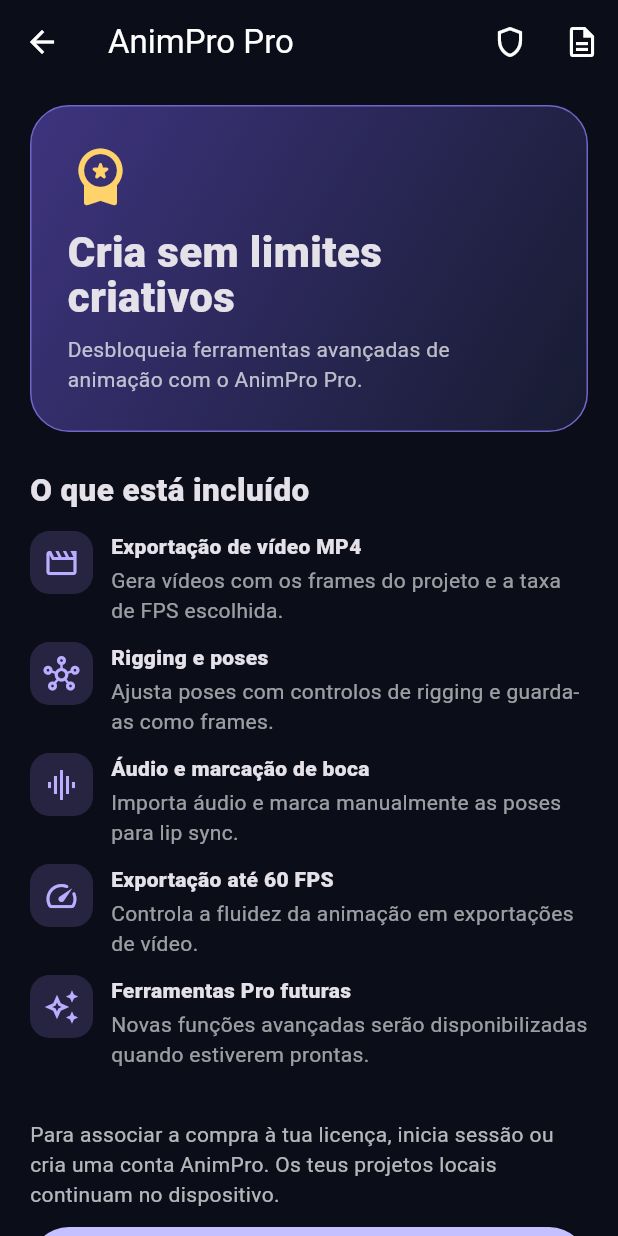
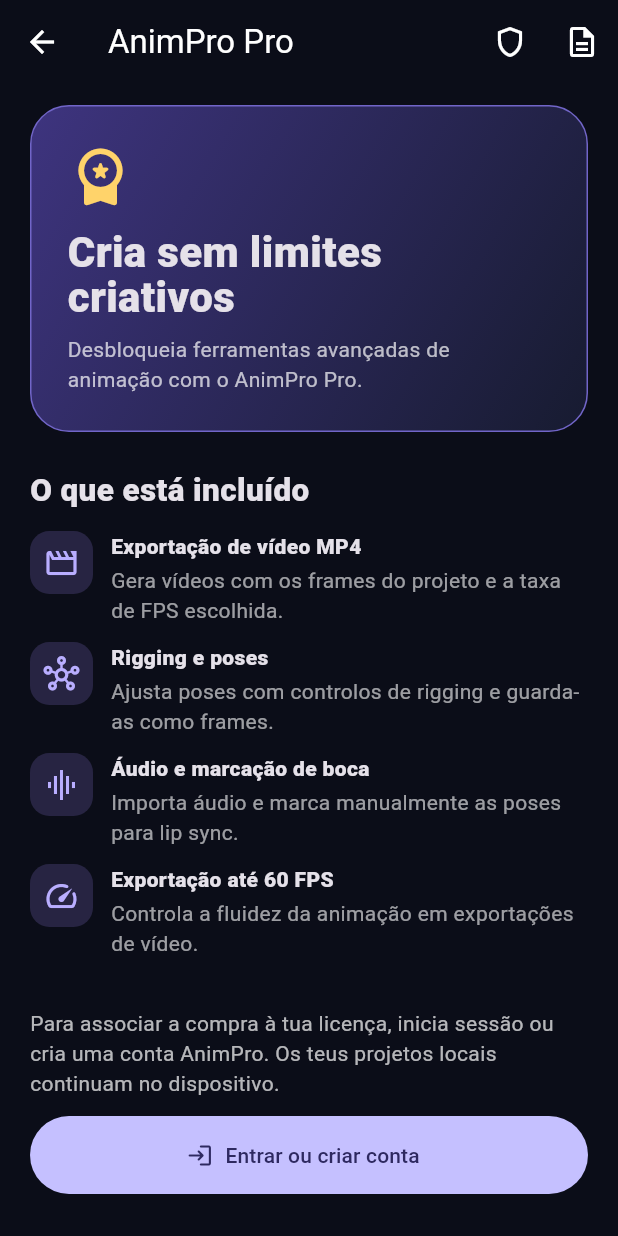
Before and after one commit to nexauren1/Animations-2D-, a Flutter app: the UpgradeScreen screen opened directly, on a phone screen of 412 x 824 dp. Run offline on Flutter 3.47's test engine with Material 3 defaults, Android fonts, the phone set to English and light mode, and no system bars; our stand-ins replace audioplayers, cloud_firestore, file_picker, firebase_auth, firebase_core, google_sign_in and 3 more; accounts and stored records are empty; generated files the repository leaves out were written again.

Commit message:
Remove future-feature placeholder and handle duplicate checkout

```diff
--- a/lib/screens/upgrade_screen.dart
+++ b/lib/screens/upgrade_screen.dart
@@ -106,6 +106,8 @@
         final message = switch (response.statusCode) {
           HttpStatus.unauthorized || HttpStatus.forbidden =>
             'A tua sessão expirou. Entra novamente na tua conta.',
+          HttpStatus.conflict =>
+            'A tua licença Pro já está ativa. Não precisas de comprar novamente.',
           HttpStatus.badRequest =>
             'Não foi possível iniciar esta compra. Seleciona um plano e tenta novamente.',
           HttpStatus.tooManyRequests =>
@@ -275,11 +277,6 @@
                 icon: Icons.speed_rounded,
                 title: 'Exportação até 60 FPS',
                 detail: 'Controla a fluidez da animação em exportações de vídeo.',
-              ),
-              const _ProFeature(
-                icon: Icons.auto_awesome_outlined,
-                title: 'Ferramentas Pro futuras',
-                detail: 'Novas funções avançadas serão disponibilizadas quando estiverem prontas.',
               ),
               const SizedBox(height: 22),
               if (user == null) ...[
```
